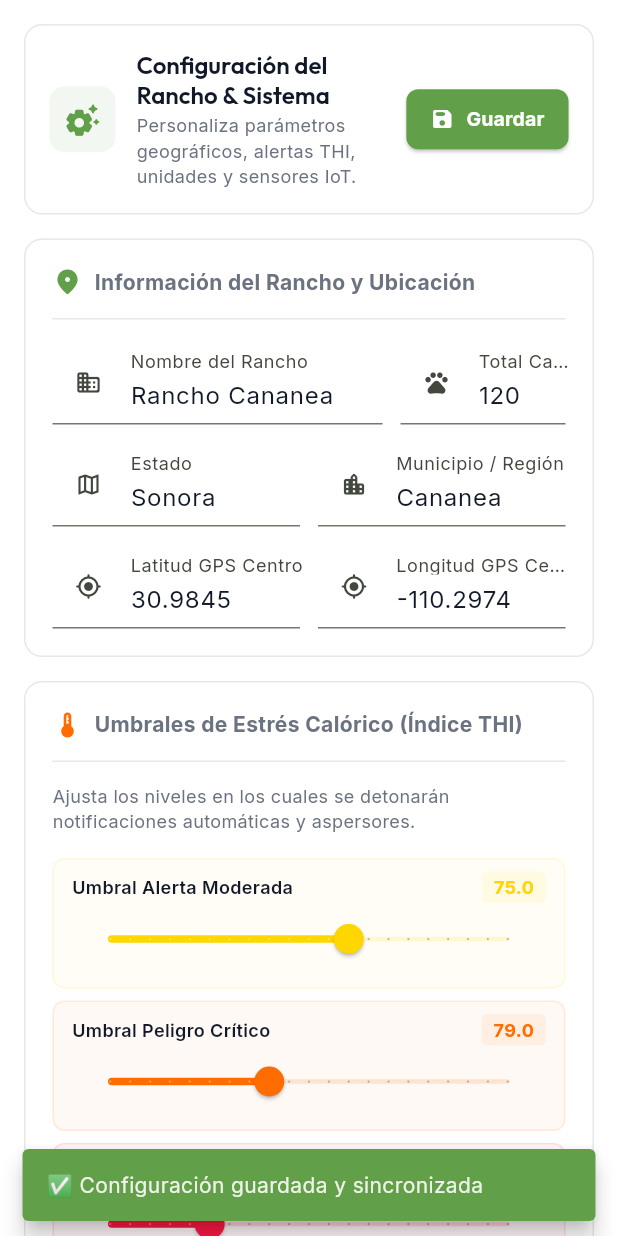
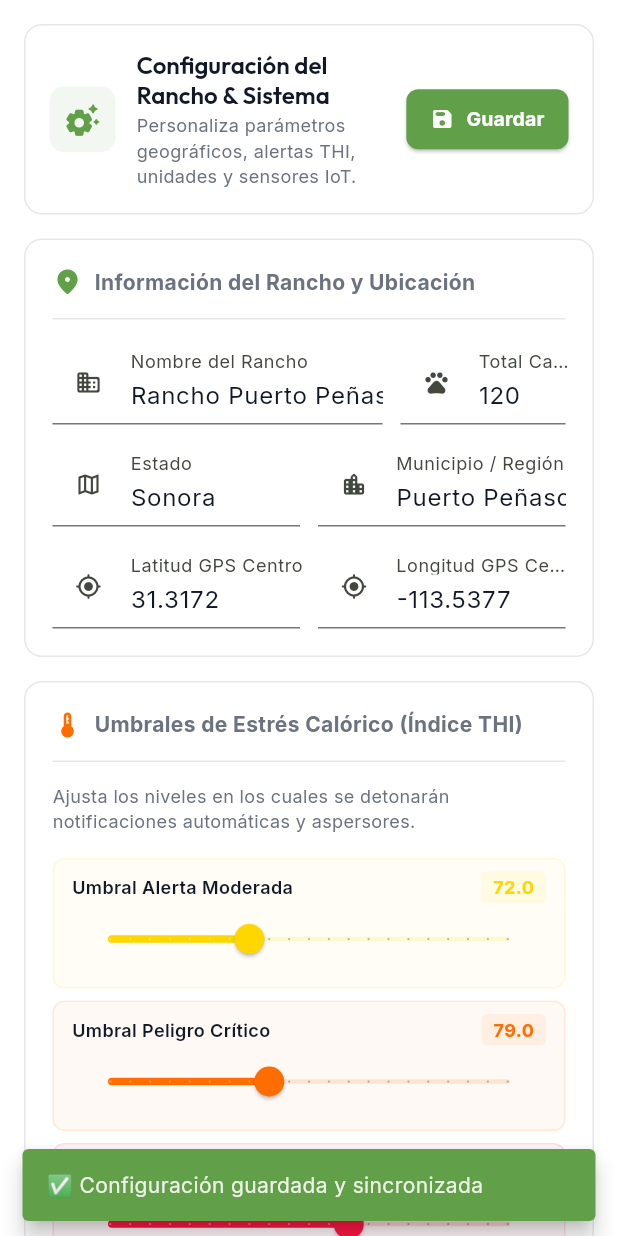
Before and after one commit to carlacrrz/SMARTRANCH_Final, a Flutter app: the SettingsScreen screen opened directly, after a tap on "Guardar", on a phone screen of 412 x 824 dp. Run offline on Flutter 3.47's test engine with Material 3 defaults, Android fonts, the phone set to English and light mode, and no system bars; our stand-ins replace cloud_firestore, csv, file_picker, firebase_core, fl_chart, flutter_map and 2 more; missing offline and left inert: mqtt_client, nfc_manager; accounts and stored records are empty.

Commit message:
fix(quality): corregir advertencias de linter, tests automatizados, error handling y configuración multiplataforma

```diff
--- a/app/smart_ranch/lib/config/app_config.dart
+++ b/app/smart_ranch/lib/config/app_config.dart
@@ -1,12 +1,12 @@
 /// Configuration constants for the Smart Ranch app.
 class AppConfig {
   // MQTT Broker
-  static const String mqttHost = '192.168.1.100'; // Change to your broker IP
-  static const int mqttPortTcp = 1883; // For mobile (TCP)
-  static const int mqttPortWs = 9001; // For web (WebSocket)
+  static String mqttHost = const String.fromEnvironment('MQTT_HOST', defaultValue: '127.0.0.1');
+  static int mqttPortTcp = 1883; // For mobile (TCP)
+  static int mqttPortWs = 9001; // For web (WebSocket)
 
   // REST API
-  static const String apiBaseUrl = 'http://192.168.1.100:8000';
+  static String apiBaseUrl = const String.fromEnvironment('API_BASE_URL', defaultValue: 'http://127.0.0.1:8000');
 
   // MQTT Topics
   static const String telemetryTopicPattern = 'ranch/+/telemetry';
@@ -15,11 +15,11 @@ class AppConfig {
   static String alertTopic(String deviceId) => 'ranch/$deviceId/alert';
   static String commandTopic(String deviceId) => 'ranch/$deviceId/command';
 
-  // THI Thresholds
-  static const double thiNormal = 72.0;
-  static const double thiAlert = 72.0;
-  static const double thiDanger = 79.0;
-  static const double thiEmergency = 89.0;
+  // THI Thresholds (configurable)
+  static double thiNormal = 72.0;
+  static double thiAlert = 72.0;
+  static double thiDanger = 79.0;
+  static double thiEmergency = 89.0;
 
   // Update interval
   static const Duration chartUpdateInterval = Duration(seconds: 10);
--- a/app/smart_ranch/lib/screens/add_animal_screen.dart
+++ b/app/smart_ranch/lib/screens/add_animal_screen.dart
@@ -165,7 +165,7 @@ class _AddAnimalScreenState extends State<AddAnimalScreen> {
                 children: [
                   Expanded(
                     child: DropdownButtonFormField<String>(
-                      value: _sex,
+                      initialValue: _sex,
                       dropdownColor: AppTheme.card,
                       style: TextStyle(color: AppTheme.textPrimary, fontSize: 14),
                       decoration: _inputDeco('Sexo'),
@@ -179,7 +179,7 @@ class _AddAnimalScreenState extends State<AddAnimalScreen> {
                   const SizedBox(width: 12),
                   Expanded(
                     child: DropdownButtonFormField<String>(
-                      value: _category,
+                      initialValue: _category,
                       dropdownColor: AppTheme.card,
                       style: TextStyle(color: AppTheme.textPrimary, fontSize: 14),
                       decoration: _inputDeco('Categoría'),
@@ -208,7 +208,7 @@ class _AddAnimalScreenState extends State<AddAnimalScreen> {
                   const SizedBox(width: 12),
                   Expanded(
                     child: DropdownButtonFormField<String>(
-                      value: _status,
+                      initialValue: _status,
                       dropdownColor: AppTheme.card,
                       style: TextStyle(color: AppTheme.textPrimary, fontSize: 14),
                       decoration: _inputDeco('Estado'),
--- a/app/smart_ranch/lib/screens/dashboard_home_screen.dart
+++ b/app/smart_ranch/lib/screens/dashboard_home_screen.dart
@@ -34,7 +34,6 @@ class _DashboardHomeScreenState extends State<DashboardHomeScreen> {
   );
 
   DashboardStats _stats = AuthService.isDemoMode ? _demoStats : _cleanStats;
-  bool _isLoading = false;
 
   @override
   void initState() {
@@ -50,14 +49,12 @@ class _DashboardHomeScreenState extends State<DashboardHomeScreen> {
       if (mounted) {
         setState(() {
           _stats = result;
-          _isLoading = false;
         });
       }
     } catch (_) {
       if (mounted) {
         setState(() {
           _stats = AuthService.isDemoMode ? _demoStats : _cleanStats;
-          _isLoading = false;
         });
       }
     }
--- a/app/smart_ranch/lib/screens/feed_screen.dart
+++ b/app/smart_ranch/lib/screens/feed_screen.dart
@@ -111,7 +111,7 @@ class _FeedScreenState extends State<FeedScreen> {
                   children: [
                     Expanded(
                       child: DropdownButtonFormField<String>(
-                        value: category,
+                        initialValue: category,
                         dropdownColor: AppTheme.card,
                         decoration: const InputDecoration(labelText: 'Categoría'),
                         items: const [
@@ -127,7 +127,7 @@ class _FeedScreenState extends State<FeedScreen> {
                     const SizedBox(width: 8),
                     Expanded(
                       child: DropdownButtonFormField<String>(
-                        value: unit,
+                        initialValue: unit,
                         dropdownColor: AppTheme.card,
                         decoration: const InputDecoration(labelText: 'Unidad'),
                         items: const [
--- a/app/smart_ranch/lib/screens/gps_map_screen.dart
+++ b/app/smart_ranch/lib/screens/gps_map_screen.dart
@@ -26,8 +26,7 @@ class _GpsMapScreenState extends State<GpsMapScreen> {
   bool _mqttConnected = false;
   String? _selectedDeviceId;
 
-  static const _puertoPenascoCenter = LatLng(31.3172, -113.5377);
-  LatLng _phoneLocation = const LatLng(31.3175, -113.5372);
+  final LatLng _phoneLocation = const LatLng(31.3175, -113.5372);
 
   static const _demoPositions = [
     {'device_id': 'vaca_001', 'animal_name': 'Lupita', 'latitude': 31.3200, 'longitude': -113.5360, 'current_zone': 'Potrero Peñasco Norte', 'speed': 0.2, 'battery_v': 3.9},
@@ -46,7 +45,6 @@ class _GpsMapScreenState extends State<GpsMapScreen> {
           color: const Color(0xFF619F49).withAlpha(40),
           borderColor: const Color(0xFF619F49),
           borderStrokeWidth: 2.5,
-          isFilled: true,
           label: 'Perímetro Rancho Peñasco',
           labelStyle: const TextStyle(color: Color(0xFF619F49), fontSize: 11, fontWeight: FontWeight.bold),
         ),
@@ -64,7 +62,6 @@ class _GpsMapScreenState extends State<GpsMapScreen> {
         color: const Color(0xFFFF9800).withAlpha(35),
         borderColor: const Color(0xFFFF9800),
         borderStrokeWidth: 2,
-        isFilled: true,
         label: 'Corral Central',
         labelStyle: const TextStyle(color: Color(0xFFFF9800), fontSize: 10, fontWeight: FontWeight.bold),
       ),
@@ -80,7 +77,6 @@ class _GpsMapScreenState extends State<GpsMapScreen> {
         color: const Color(0xFF3AAFA9).withAlpha(45),
         borderColor: const Color(0xFF3AAFA9),
         borderStrokeWidth: 2,
-        isFilled: true,
         label: 'Bebedero Principal',
         labelStyle: const TextStyle(color: Color(0xFF3AAFA9), fontSize: 10, fontWeight: FontWeight.bold),
       ),
--- a/app/smart_ranch/lib/screens/herd_screen.dart
+++ b/app/smart_ranch/lib/screens/herd_screen.dart
@@ -2,7 +2,6 @@ import 'dart:async';
 import 'package:flutter/material.dart';
 import 'package:cloud_firestore/cloud_firestore.dart';
 import '../config/app_theme.dart';
-import '../models/ranch_models.dart';
 import '../services/ranch_api_service.dart';
 import '../widgets/crud_dialogs.dart';
 
@@ -102,7 +101,7 @@ class _HerdScreenState extends State<HerdScreen> {
           breed: a.breed ?? 'Brangus',
           sex: a.sex,
           category: a.category,
-          birthDate: a.birthDate != null ? a.birthDate!.toIso8601String().split('T').first : null,
+          birthDate: a.birthDate?.toIso8601String().split('T').first,
           weightKg: latestWeight[a.id] ?? a.weightKg,
           pasture: 'Potrero Principal',
           status: a.status,
@@ -403,6 +402,8 @@ class _HerdScreenState extends State<HerdScreen> {
 
     return Column(
       children: [
+        if (_isLoading)
+          LinearProgressIndicator(color: AppTheme.primary, minHeight: 2),
         // Stats + Search Bar
         Container(
           margin: const EdgeInsets.fromLTRB(20, 12, 20, 0),
--- a/app/smart_ranch/lib/screens/register_screen.dart
+++ b/app/smart_ranch/lib/screens/register_screen.dart
@@ -652,7 +652,6 @@ class _RegisterScreenState extends State<RegisterScreen> {
                               color: AppTheme.primary.withAlpha(45),
                               borderColor: AppTheme.primary,
                               borderStrokeWidth: 2.5,
-                              isFilled: true,
                             ),
                           ],
                         ),
--- a/app/smart_ranch/lib/screens/settings_screen.dart
+++ b/app/smart_ranch/lib/screens/settings_screen.dart
@@ -1,5 +1,7 @@
 import 'package:flutter/material.dart';
+import 'package:latlong2/latlong.dart';
 import '../config/app_theme.dart';
+import '../config/app_config.dart';
 import '../services/auth_service.dart';
 
 /// Screen for general ranch and application settings.
@@ -12,17 +14,17 @@ class SettingsScreen extends StatefulWidget {
 
 class _SettingsScreenState extends State<SettingsScreen> {
   // Ranch Information
-  final _ranchNameCtrl = TextEditingController(text: 'Rancho Cananea');
+  late final TextEditingController _ranchNameCtrl;
   final _stateCtrl = TextEditingController(text: 'Sonora');
-  final _municipalityCtrl = TextEditingController(text: 'Cananea');
-  final _latCtrl = TextEditingController(text: '30.9845');
-  final _lngCtrl = TextEditingController(text: '-110.2974');
+  final _municipalityCtrl = TextEditingController(text: 'Puerto Peñasco');
+  late final TextEditingController _latCtrl;
+  late final TextEditingController _lngCtrl;
   final _headsCountCtrl = TextEditingController(text: '120');
 
   // THI & IoT Sensor Thresholds
-  double _thiAlertThreshold = 75.0;
-  double _thiDangerThreshold = 79.0;
-  double _thiEmergencyThreshold = 84.0;
+  double _thiAlertThreshold = AppConfig.thiAlert;
+  double _thiDangerThreshold = AppConfig.thiDanger;
+  double _thiEmergencyThreshold = AppConfig.thiEmergency;
   int _syncIntervalMinutes = 5;
 
   // Preferences
@@ -31,6 +33,14 @@ class _SettingsScreenState extends State<SettingsScreen> {
   bool _pushNotifications = true;
   bool _soundAlerts = true;
   bool _offlineCache = true;
+
+  @override
+  void initState() {
+    super.initState();
+    _ranchNameCtrl = TextEditingController(text: AuthService.ranchName);
+    _latCtrl = TextEditingController(text: AuthService.ranchLocation.latitude.toStringAsFixed(4));
+    _lngCtrl = TextEditingController(text: AuthService.ranchLocation.longitude.toStringAsFixed(4));
+  }
 
   @override
   void dispose() {
@@ -44,6 +54,18 @@ class _SettingsScreenState extends State<SettingsScreen> {
   }
 
   void _saveSettings() {
+    if (_ranchNameCtrl.text.trim().isNotEmpty) {
+      AuthService.ranchName = _ranchNameCtrl.text.trim();
+    }
+    final lat = double.tryParse(_latCtrl.text.trim());
+    final lng = double.tryParse(_lngCtrl.text.trim());
+    if (lat != null && lng != null) {
+      AuthService.ranchLocation = LatLng(lat, lng);
+    }
+    AppConfig.thiAlert = _thiAlertThreshold;
+    AppConfig.thiDanger = _thiDangerThreshold;
+    AppConfig.thiEmergency = _thiEmergencyThreshold;
+
     ScaffoldMessenger.of(context).showSnackBar(
       const SnackBar(
         content: Text('✅ Configuración guardada y sincronizada'),
@@ -358,7 +380,7 @@ class _SettingsScreenState extends State<SettingsScreen> {
                       title: const Text('Notificaciones Push de Alertas Críticas', style: TextStyle(fontSize: 13, fontWeight: FontWeight.w600)),
                       subtitle: Text('Recibir avisos de celo, estrés THI y cercos virtuales', style: TextStyle(color: AppTheme.textSecondary, fontSize: 11)),
                       value: _pushNotifications,
-                      activeColor: AppTheme.primary,
+                      activeThumbColor: AppTheme.primary,
                       onChanged: (v) => setState(() => _pushNotifications = v),
                     ),
                     SwitchListTile(
@@ -366,7 +388,7 @@ class _SettingsScreenState extends State<SettingsScreen> {
                       title: const Text('Alarmas Sonoras en Emergencias', style: TextStyle(fontSize: 13, fontWeight: FontWeight.w600)),
                       subtitle: Text('Emitir sonido de alerta cuando un animal salga del potrero', style: TextStyle(color: AppTheme.textSecondary, fontSize: 11)),
                       value: _soundAlerts,
-                      activeColor: AppTheme.primary,
+                      activeThumbColor: AppTheme.primary,
                       onChanged: (v) => setState(() => _soundAlerts = v),
                     ),
                     SwitchListTile(
@@ -374,7 +396,7 @@ class _SettingsScreenState extends State<SettingsScreen> {
                       title: const Text('Almacenamiento Local Offline', style: TextStyle(fontSize: 13, fontWeight: FontWeight.w600)),
                       subtitle: Text('Guardar datos de pesajes y salud sin conexión a internet', style: TextStyle(color: AppTheme.textSecondary, fontSize: 11)),
                       value: _offlineCache,
-                      activeColor: AppTheme.primary,
+                      activeThumbColor: AppTheme.primary,
                       onChanged: (v) => setState(() => _offlineCache = v),
                     ),
                   ],
--- a/app/smart_ranch/lib/services/auth_service.dart
+++ b/app/smart_ranch/lib/services/auth_service.dart
@@ -1,5 +1,6 @@
 import 'dart:convert';
-import 'dart:io';
+import 'dart:io' show File;
+import 'package:flutter/foundation.dart' show kIsWeb, debugPrint;
 import 'package:cloud_firestore/cloud_firestore.dart';
 import 'package:http/http.dart' as http;
 import 'package:latlong2/latlong.dart';
@@ -11,7 +12,7 @@ import 'ranch_api_service.dart';
 class AuthService {
   static final String _baseUrl = '${AppConfig.apiBaseUrl}/api/auth';
   static String? _token;
-  static Map<String, dynamic>? _currentUser;
+  static Map<String, dynamic>? currentUser;
   static bool _isDemo = false;
 
   // Default Ranch in Puerto Peñasco, Sonora
@@ -19,11 +20,9 @@ class AuthService {
   static String ranchName = 'Rancho Puerto Peñasco';
   static List<LatLng> geofencePolygon = [];
 
-  static bool get isAuthenticated => _token != null || _currentUser != null;
+  static bool get isAuthenticated => _token != null || currentUser != null;
   static bool get isDemoMode => _isDemo;
   static String? get token => _token;
-  static Map<String, dynamic>? get currentUser => _currentUser;
-  static set currentUser(Map<String, dynamic>? user) => _currentUser = user;
   static String? _registeredUserName;
   static String get registeredUserName {
     if (_registeredUserName != null && _registeredUserName!.trim().isNotEmpty) {
@@ -80,7 +79,8 @@ class AuthService {
       _registeredNames[cleanEmail] = cleanName;
       _registeredNames[prefix] = cleanName;
 
-      // Also save to local file on device
+      // Also save to local file on device if not running on Web
+      if (!kIsWeb) {
         try {
           final dir = await getApplicationDocumentsDirectory();
           final file = File('${dir.path}/smart_ranch_profiles.json');
@@ -88,12 +88,17 @@ class AuthService {
           if (await file.exists()) {
             try {
               currentData = json.decode(await file.readAsString()) as Map<String, dynamic>;
-          } catch (_) {}
+            } catch (e) {
+              debugPrint('[AuthService] Error reading local profiles: $e');
+            }
           }
           currentData[cleanEmail] = cleanName;
           currentData[prefix] = cleanName;
           await file.writeAsString(json.encode(currentData));
-      } catch (_) {}
+        } catch (e) {
+          debugPrint('[AuthService] Local storage write skipped: $e');
+        }
+      }
 
       // Sync user profile to Firestore
       try {
@@ -104,16 +109,18 @@ class AuthService {
           if (ranchName != null && ranchName.trim().isNotEmpty) 'ranch_name': ranchName.trim(),
           'updated_at': FieldValue.serverTimestamp(),
         }, SetOptions(merge: true)).timeout(const Duration(seconds: 3));
-      } catch (_) {}
+      } catch (e) {
+        debugPrint('[AuthService] Firestore sync skipped: $e');
+      }
     }
   }
 
   /// Registered display name (e.g. "Carla" or "Carla Cruz")
   static String get displayName {
-    final raw = _currentUser?['full_name'] ??
-        _currentUser?['name'] ??
-        _registeredNames[_currentUser?['email']?.toString().toLowerCase().trim()] ??
-        _registeredNames[_currentUser?['username']?.toString().toLowerCase().trim()];
+    final raw = currentUser?['full_name'] ??
+        currentUser?['name'] ??
+        _registeredNames[currentUser?['email']?.toString().toLowerCase().trim()] ??
+        _registeredNames[currentUser?['username']?.toString().toLowerCase().trim()];
     if (raw != null && raw.toString().trim().isNotEmpty && !raw.toString().contains('@')) {
       final str = raw.toString().trim();
       // If it has numbers or email format, clean it
@@ -122,7 +129,7 @@ class AuthService {
       }
       return str;
     }
-    final email = _currentUser?['email']?.toString() ?? _currentUser?['username']?.toString();
+    final email = currentUser?['email']?.toString() ?? currentUser?['username']?.toString();
     if (email != null && email.isNotEmpty) {
       return _cleanNameFromEmail(email);
     }
@@ -140,6 +147,9 @@ class AuthService {
 
   /// Login with email/username and password.
   static Future<bool> login(String emailOrUser, String password) async {
+    if (emailOrUser.trim().isEmpty || password.isEmpty) {
+      return false;
+    }
     _isDemo = false;
     RanchApiService.initCleanData();
     final lowerKey = emailOrUser.toLowerCase().trim();
@@ -147,8 +157,8 @@ class AuthService {
 
     String storedName = _registeredNames[lowerKey] ?? _registeredNames[prefix] ?? '';
 
-    // Check local disk profile if not in memory
-    if (storedName.isEmpty) {
+    // Check local disk profile if not in memory and not on web
+    if (storedName.isEmpty && !kIsWeb) {
       try {
         final dir = await getApplicationDocumentsDirectory();
         final file = File('${dir.path}/smart_ranch_profiles.json');
@@ -162,7 +172,9 @@ class AuthService {
             _registeredNames[prefix] = storedName;
           }
         }
-      } catch (_) {}
+      } catch (e) {
+        debugPrint('[AuthService] Local read skipped: $e');
+      }
     }
 
     // Check Firestore for user profile
@@ -183,7 +195,9 @@ class AuthService {
             ranchName = data['ranch_name'].toString().trim();
           }
         }
-      } catch (_) {}
+      } catch (e) {
+        debugPrint('[AuthService] Firestore user lookup skipped: $e');
+      }
     }
 
     if (storedName.isEmpty || RegExp(r'[0-9]').hasMatch(storedName)) {
@@ -195,12 +209,12 @@ class AuthService {
         Uri.parse('$_baseUrl/login'),
         headers: {'Content-Type': 'application/json'},
         body: json.encode({'email': emailOrUser, 'username': emailOrUser, 'password': password}),
-      );
+      ).timeout(const Duration(seconds: 3));
 
       if (response.statusCode == 200) {
         final data = json.decode(response.body);
         _token = data['access_token'];
-        _currentUser = data['user'] ?? {
+        currentUser = data['user'] ?? {
           'email': emailOrUser,
           'full_name': storedName,
           'name': storedName,
@@ -210,10 +224,11 @@ class AuthService {
         return true;
       }
       return false;
-    } catch (_) {
-      // Offline fallback for testing
+    } catch (e) {
+      debugPrint('[AuthService] Backend login unreachable: $e. Using local authenticated session.');
+      // Local fallback for standalone demo / offline mode
       _token = 'token_local_${DateTime.now().millisecondsSinceEpoch}';
-      _currentUser = {
+      currentUser = {
         'email': emailOrUser,
         'username': emailOrUser.split('@').first,
         'full_name': storedName,
@@ -245,26 +260,27 @@ class AuthService {
           'full_name': fullName,
           'role': role,
         }),
-      );
+      ).timeout(const Duration(seconds: 3));
 
       if (response.statusCode == 201) {
         final data = json.decode(response.body);
         _token = data['access_token'];
-        _currentUser = data['user'];
+        currentUser = data['user'];
         return data;
       }
       return null;
-    } catch (_) {
+    } catch (e) {
+      debugPrint('[AuthService] Backend register unreachable: $e. Storing locally.');
       // Local fallback
       _token = 'token_registered_${DateTime.now().millisecondsSinceEpoch}';
-      _currentUser = {
+      currentUser = {
         'username': username,
         'email': email,
         'full_name': fullName ?? username,
         'role': 'admin',
         'ranch_name': ranchName,
       };
-      return _currentUser;
+      return currentUser;
     }
   }
 
@@ -277,7 +293,7 @@ class AuthService {
   /// Logout — clear token.
   static void logout() {
     _token = null;
-    _currentUser = null;
+    currentUser = null;
     _isDemo = false;
   }
 
@@ -285,7 +301,7 @@ class AuthService {
   static void enterDemoMode() {
     _isDemo = true;
     _token = null;
-    _currentUser = {
+    currentUser = {
       'username': 'demo',
       'name': 'Carlos',
       'full_name': 'Carlos Ganadero',
```
Also changed, not shown: app/smart_ranch/lib/main.dart (+8 -4 lines), app/smart_ranch/lib/screens/dashboard_screen.dart (+1 -13 lines), app/smart_ranch/lib/screens/system_status_screen.dart (+79 -10 lines), app/smart_ranch/lib/services/mqtt_service.dart (deleted, +0 -160 lines), app/smart_ranch/lib/widgets/crud_dialogs.dart (+4 -8 lines), app/smart_ranch/lib/config/firebase_options.dart (added), 2 other files. Lines whose indentation alone changed are shown as unchanged.
